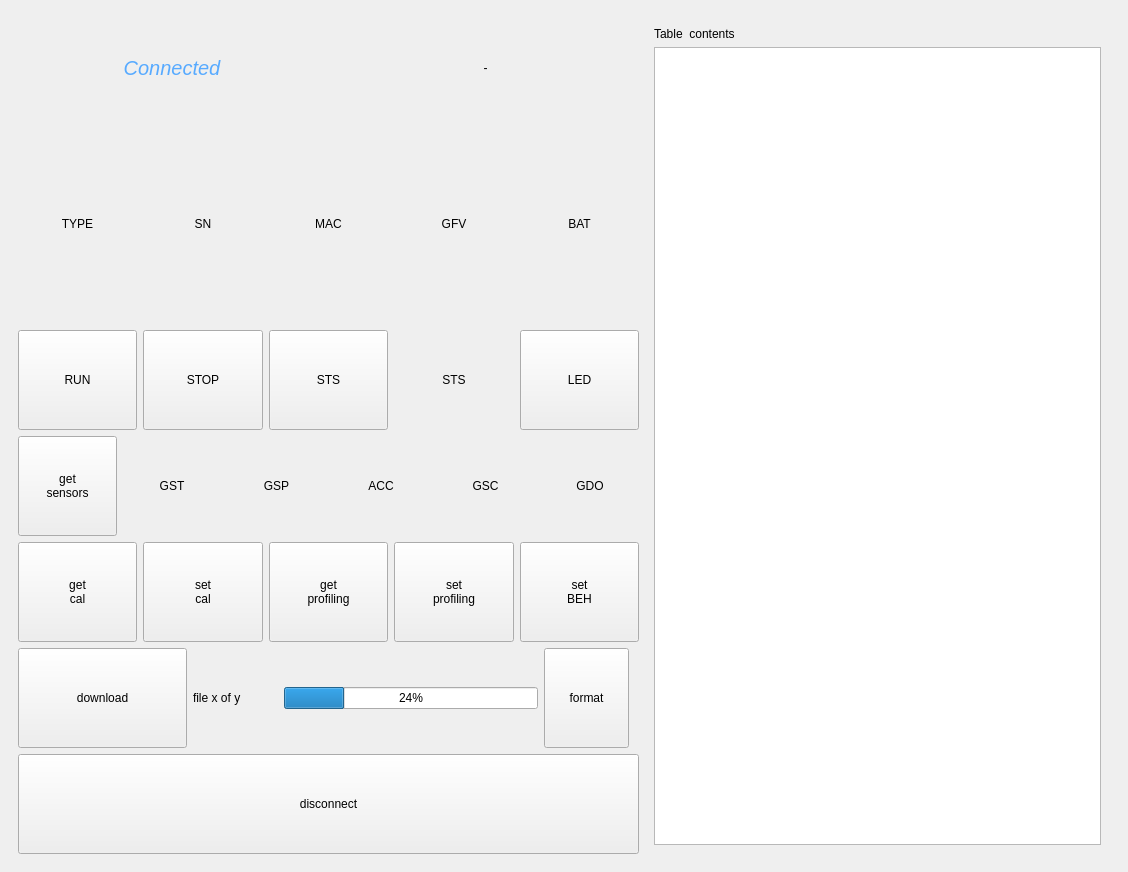
First picture: the form in bix/gui/gui.ui, repository LowellInstruments/bix, before the edit.
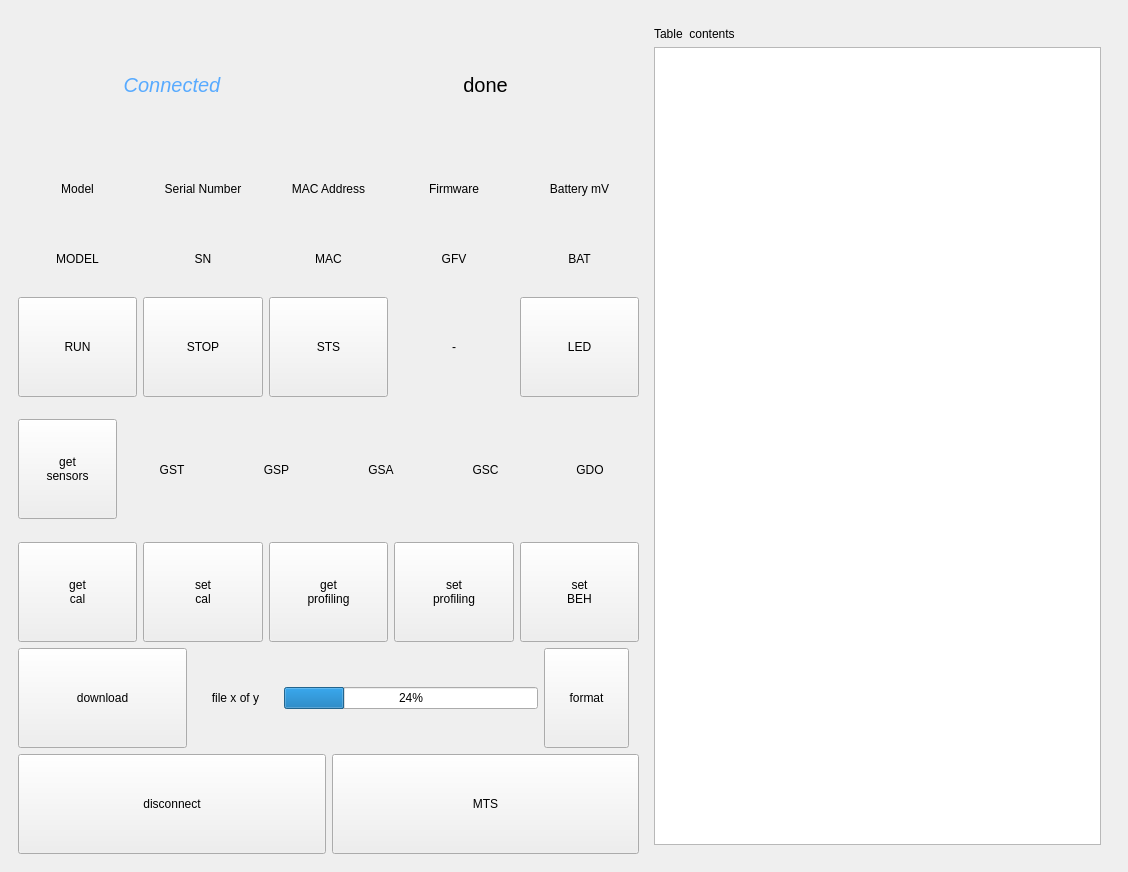
Second picture: the form after the edit.

```diff
--- a/bix/gui/gui.ui
+++ b/bix/gui/gui.ui
@@ -157,7 +157,7 @@
         <item>
          <layout class="QHBoxLayout" name="horizontalLayout_2" stretch="4,3">
           <item>
-           <layout class="QVBoxLayout" name="verticalLayout_4" stretch="1,2,1,1,1,1,1">
+           <layout class="QVBoxLayout" name="verticalLayout_4" stretch="1,1,1,1,1,1,1">
             <item>
              <layout class="QHBoxLayout" name="horizontalLayout_13">
               <item>
@@ -181,9 +181,14 @@
                </widget>
               </item>
               <item>
-               <widget class="QLabel" name="lbl_gui_busy">
+               <widget class="QLabel" name="lbl_busy">
+                <property name="font">
+                 <font>
+                  <pointsize>15</pointsize>
+                 </font>
+                </property>
                 <property name="text">
-                 <string>-</string>
+                 <string>done</string>
                 </property>
                 <property name="alignment">
                  <set>Qt::AlignCenter</set>
@@ -193,11 +198,37 @@
              </layout>
             </item>
             <item>
-             <layout class="QHBoxLayout" name="horizontalLayout_14" stretch="1,1,1,1,1">
+             <layout class="QHBoxLayout" name="horizontalLayout_14" stretch="0,0,0,0,0">
               <item>
-               <widget class="QLabel" name="lbl_type">
+               <layout class="QVBoxLayout" name="verticalLayout_6">
+                <item>
+                 <widget class="QLabel" name="label">
                 <property name="text">
-                 <string>TYPE</string>
+                   <string>Model</string>
+                  </property>
+                  <property name="alignment">
+                   <set>Qt::AlignCenter</set>
+                  </property>
+                 </widget>
+                </item>
+                <item>
+                 <widget class="QLabel" name="lbl_glt">
+                  <property name="text">
+                   <string>MODEL</string>
+                  </property>
+                  <property name="alignment">
+                   <set>Qt::AlignCenter</set>
+                  </property>
+                 </widget>
+                </item>
+               </layout>
+              </item>
+              <item>
+               <layout class="QVBoxLayout" name="verticalLayout_7">
+                <item>
+                 <widget class="QLabel" name="label_2">
+                  <property name="text">
+                   <string>Serial Number</string>
                 </property>
                 <property name="alignment">
                  <set>Qt::AlignCenter</set>
@@ -214,6 +245,20 @@
                 </property>
                </widget>
               </item>
+               </layout>
+              </item>
+              <item>
+               <layout class="QVBoxLayout" name="verticalLayout_8">
+                <item>
+                 <widget class="QLabel" name="label_3">
+                  <property name="text">
+                   <string>MAC Address</string>
+                  </property>
+                  <property name="alignment">
+                   <set>Qt::AlignCenter</set>
+                  </property>
+                 </widget>
+                </item>
               <item>
                <widget class="QLabel" name="lbl_mac">
                 <property name="text">
@@ -224,6 +269,20 @@
                 </property>
                </widget>
               </item>
+               </layout>
+              </item>
+              <item>
+               <layout class="QVBoxLayout" name="verticalLayout_9">
+                <item>
+                 <widget class="QLabel" name="label_4">
+                  <property name="text">
+                   <string>Firmware</string>
+                  </property>
+                  <property name="alignment">
+                   <set>Qt::AlignCenter</set>
+                  </property>
+                 </widget>
+                </item>
               <item>
                <widget class="QLabel" name="lbl_gfv">
                 <property name="text">
@@ -234,6 +293,20 @@
                 </property>
                </widget>
               </item>
+               </layout>
+              </item>
+              <item>
+               <layout class="QVBoxLayout" name="verticalLayout_10">
+                <item>
+                 <widget class="QLabel" name="label_5">
+                  <property name="text">
+                   <string>Battery mV</string>
+                  </property>
+                  <property name="alignment">
+                   <set>Qt::AlignCenter</set>
+                  </property>
+                 </widget>
+                </item>
               <item>
                <widget class="QLabel" name="lbl_bat">
                 <property name="text">
@@ -246,6 +319,8 @@
               </item>
              </layout>
             </item>
+             </layout>
+            </item>
             <item>
              <layout class="QHBoxLayout" name="horizontalLayout_15" stretch="1,1,1,1,1">
               <item>
@@ -290,7 +365,7 @@
               <item>
                <widget class="QLabel" name="lbl_sts">
                 <property name="text">
-                 <string>STS</string>
+                 <string>-</string>
                 </property>
                 <property name="alignment">
                  <set>Qt::AlignCenter</set>
@@ -329,6 +404,8 @@
                </widget>
               </item>
               <item>
+               <layout class="QVBoxLayout" name="verticalLayout_11">
+                <item>
                <widget class="QLabel" name="lbl_gst">
                 <property name="text">
                  <string>GST</string>
@@ -338,6 +415,10 @@
                 </property>
                </widget>
               </item>
+               </layout>
+              </item>
+              <item>
+               <layout class="QVBoxLayout" name="verticalLayout_12">
               <item>
                <widget class="QLabel" name="lbl_gsp">
                 <property name="text">
@@ -348,16 +429,24 @@
                 </property>
                </widget>
               </item>
+               </layout>
+              </item>
+              <item>
+               <layout class="QVBoxLayout" name="verticalLayout_13">
               <item>
                <widget class="QLabel" name="lbl_acc">
                 <property name="text">
-                 <string>ACC</string>
+                   <string>GSA</string>
                 </property>
                 <property name="alignment">
                  <set>Qt::AlignCenter</set>
                 </property>
                </widget>
               </item>
+               </layout>
+              </item>
+              <item>
+               <layout class="QVBoxLayout" name="verticalLayout_14">
               <item>
                <widget class="QLabel" name="lbl_gsc">
                 <property name="text">
@@ -368,6 +457,10 @@
                 </property>
                </widget>
               </item>
+               </layout>
+              </item>
+              <item>
+               <layout class="QVBoxLayout" name="verticalLayout_15">
               <item>
                <widget class="QLabel" name="lbl_gdo">
                 <property name="text">
@@ -380,6 +473,8 @@
               </item>
              </layout>
             </item>
+             </layout>
+            </item>
             <item>
              <layout class="QHBoxLayout" name="horizontalLayout_17" stretch="1,1,1,1,1">
               <item>
@@ -480,10 +575,13 @@
                 <property name="text">
                  <string>file x of y</string>
                 </property>
+                <property name="alignment">
+                 <set>Qt::AlignCenter</set>
+                </property>
                </widget>
               </item>
               <item>
-               <widget class="QProgressBar" name="progressBar_2">
+               <widget class="QProgressBar" name="progressBar">
                 <property name="minimumSize">
                  <size>
                   <width>0</width>
@@ -511,6 +609,8 @@
              </layout>
             </item>
             <item>
+             <layout class="QHBoxLayout" name="horizontalLayout_8">
+              <item>
              <widget class="QPushButton" name="btn_disconnect">
               <property name="minimumSize">
                <size>
@@ -522,6 +622,21 @@
                <string>disconnect</string>
               </property>
              </widget>
+              </item>
+              <item>
+               <widget class="QPushButton" name="btn_mts">
+                <property name="minimumSize">
+                 <size>
+                  <width>0</width>
+                  <height>100</height>
+                 </size>
+                </property>
+                <property name="text">
+                 <string>MTS</string>
+                </property>
+               </widget>
+              </item>
+             </layout>
             </item>
            </layout>
           </item>
```
Lines whose indentation alone changed are shown as unchanged.
